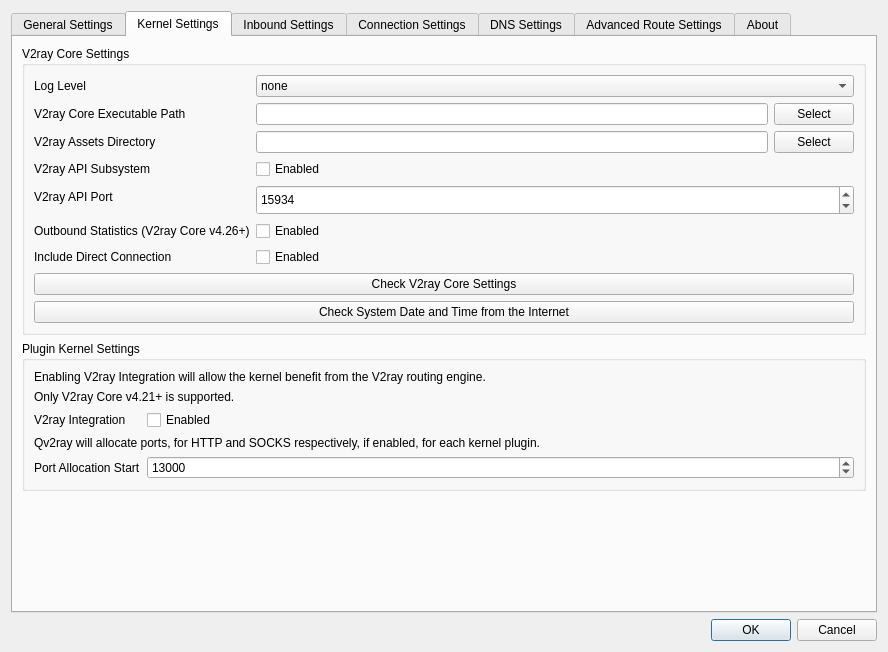
Old version of the form src/ui/windows/w_PreferencesWindow.ui in the repository Qv2ray/Qv2ray.
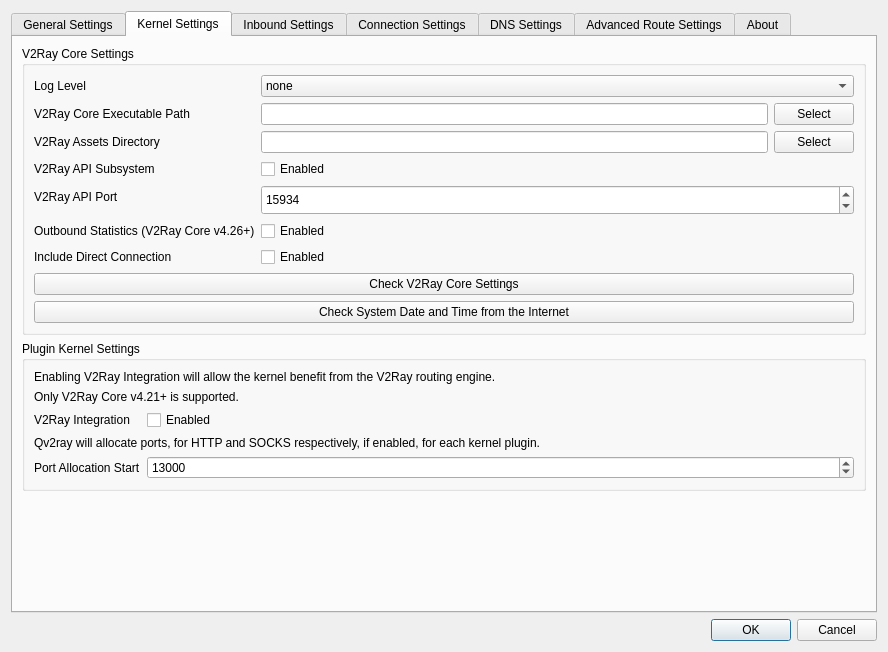
New version of the form. The open tabs and pages were chosen to show the change. Icons and pictures are not drawn.

```diff
--- a/src/ui/windows/w_PreferencesWindow.ui
+++ b/src/ui/windows/w_PreferencesWindow.ui
@@ -664,7 +664,7 @@
        <item>
         <widget class="QGroupBox" name="vcoresettingsGroupBox">
          <property name="title">
-          <string>V2ray Core Settings</string>
+          <string>V2Ray Core Settings</string>
          </property>
          <layout class="QFormLayout" name="formLayout_10">
           <item row="0" column="0">
@@ -721,7 +721,7 @@
           <item row="1" column="0">
            <widget class="QLabel" name="label_46">
             <property name="text">
-             <string>V2ray Core Executable Path</string>
+             <string>V2Ray Core Executable Path</string>
             </property>
             <property name="textFormat">
              <enum>Qt::PlainText</enum>
@@ -749,7 +749,7 @@
           <item row="2" column="0">
            <widget class="QLabel" name="label_15">
             <property name="text">
-             <string>V2ray Assets Directory</string>
+             <string>V2Ray Assets Directory</string>
             </property>
             <property name="textFormat">
              <enum>Qt::PlainText</enum>
@@ -773,7 +773,7 @@
           <item row="7" column="0" colspan="2">
            <widget class="QPushButton" name="checkVCoreSettings">
             <property name="text">
-             <string>Check V2ray Core Settings</string>
+             <string>Check V2Ray Core Settings</string>
             </property>
            </widget>
           </item>
@@ -787,7 +787,7 @@
           <item row="3" column="0">
            <widget class="QLabel" name="label_68">
             <property name="text">
-             <string>V2ray API Subsystem</string>
+             <string>V2Ray API Subsystem</string>
             </property>
             <property name="textFormat">
              <enum>Qt::PlainText</enum>
@@ -804,7 +804,7 @@
           <item row="4" column="0">
            <widget class="QLabel" name="label_8">
             <property name="text">
-             <string>V2ray API Port</string>
+             <string>V2Ray API Port</string>
             </property>
             <property name="textFormat">
              <enum>Qt::PlainText</enum>
@@ -833,7 +833,7 @@
           <item row="5" column="0">
            <widget class="QLabel" name="label_37">
             <property name="text">
-             <string>Outbound Statistics (V2ray Core v4.26+)</string>
+             <string>Outbound Statistics (V2Ray Core v4.26+)</string>
             </property>
            </widget>
           </item>
@@ -876,7 +876,7 @@
           <item row="0" column="0" colspan="2">
            <widget class="QLabel" name="label_62">
             <property name="text">
-             <string>Enabling V2ray Integration will allow the kernel benefit from the V2ray routing engine.</string>
+             <string>Enabling V2Ray Integration will allow the kernel benefit from the V2Ray routing engine.</string>
             </property>
             <property name="textFormat">
              <enum>Qt::PlainText</enum>
@@ -886,7 +886,7 @@
           <item row="2" column="0">
            <widget class="QLabel" name="label_57">
             <property name="text">
-             <string>V2ray Integration</string>
+             <string>V2Ray Integration</string>
             </property>
             <property name="textFormat">
              <enum>Qt::PlainText</enum>
@@ -944,7 +944,7 @@
           <item row="1" column="0" colspan="2">
            <widget class="QLabel" name="label_64">
             <property name="text">
-             <string>Only V2ray Core v4.21+ is supported.</string>
+             <string>Only V2Ray Core v4.21+ is supported.</string>
             </property>
             <property name="textFormat">
              <enum>Qt::PlainText</enum>
```
Left out of the diff: 8 changed lines with no effect on the pictures.
